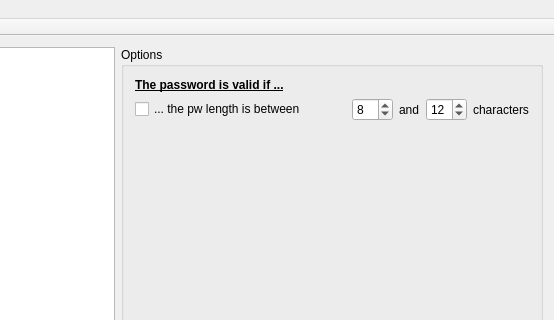
This is frmmain.ui in gerald-b/GEB_PW_SyntaxCheck as Qt 5 draws it before an edit; both pictures show x 221 to 775 and y 0 to 320 of the 775 by 500 pixel window. The edited form follows.
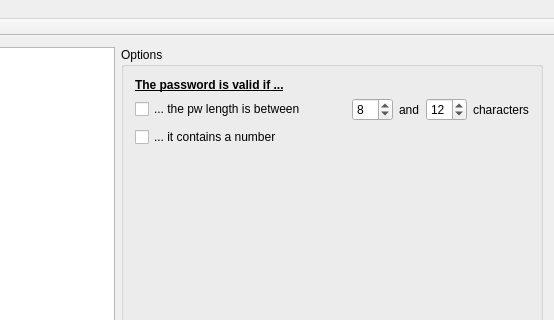
This is the edited form.

Commit message: added the checkbox 2 GUI (cbxContainsNumber)

What changed in the file:
```diff
--- a/frmmain.ui
+++ b/frmmain.ui
@@ -99,6 +99,13 @@
          </item>
         </layout>
        </item>
+       <item>
+        <widget class="QCheckBox" name="cbxContainsNumber">
+         <property name="text">
+          <string>... it contains a number</string>
+         </property>
+        </widget>
+       </item>
        <item>
         <spacer name="verticalSpacer">
          <property name="orientation">
```
